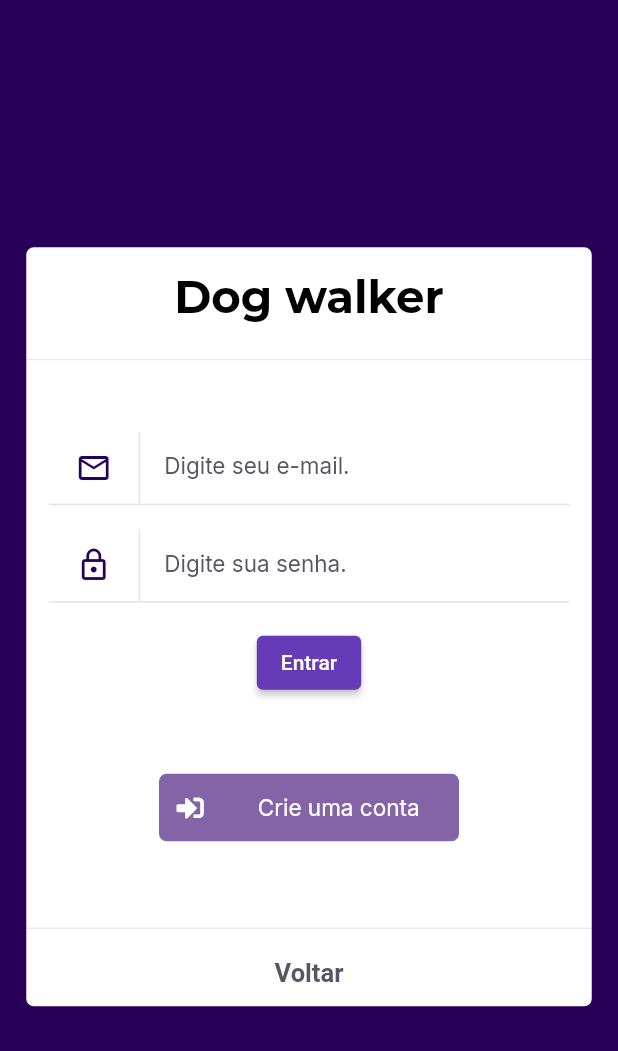
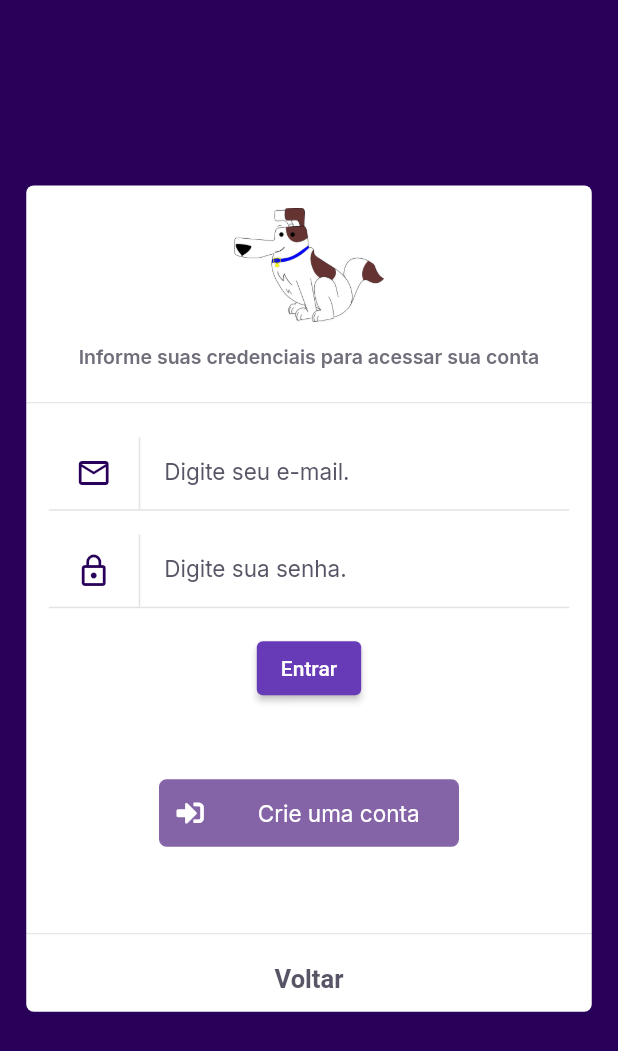
Before and after one commit to 99dogs/mobile-dogwalker, a Flutter app: the screen it shows after launch, after a tap on "Entrar com e-mail", on a phone screen of 412 x 824 dp. Shown: the top 1051 px of the screen. Run offline on Flutter 3.47's test engine with Material 2 defaults, Android fonts, the phone set to English and light mode, and no system bars; our stand-ins replace cool_alert, dio, firebase_core, flutter_dotenv, flutter_masked_text2, font_awesome_flutter and 8 more; missing offline and left inert: advance_pdf_viewer, animated_card, flutter_barcode_scanner, multiselect_formfield; accounts and stored records are empty; network calls fail.

Commit message:
Adicionado logo na página de login e sign

```diff
--- a/lib/modules/login/login_page.dart
+++ b/lib/modules/login/login_page.dart
@@ -40,7 +40,7 @@ class _LoginPageState extends State<LoginPage> {
           alignment: AlignmentDirectional.center,
           children: [
             Positioned(
-              top: size.height * 0.2,
+              top: size.height * 0.15,
               child: Container(
                 width: size.width - 35,
                 decoration: BoxDecoration(
@@ -55,16 +55,23 @@ class _LoginPageState extends State<LoginPage> {
                       ),
                       child: Column(
                         children: [
+                          Image.asset(
+                            'assets/images/app-logo.png',
+                            width: 100,
+                          ),
+                          SizedBox(
+                            height: 15,
+                          ),
                           Text(
-                            "Dog walker",
-                            style: TextStyles.titleLogo,
+                            "Informe suas credenciais para acessar sua conta",
+                            style: TextStyles.captionBoldBody,
                           ),
                         ],
                       ),
                     ),
                     Padding(
                       padding: const EdgeInsets.only(
-                        bottom: 40,
+                        bottom: 15,
                       ),
                       child: Divider(),
                     ),
--- a/lib/modules/signin/signin_page.dart
+++ b/lib/modules/signin/signin_page.dart
@@ -40,7 +40,7 @@ class _SignInPageState extends State<SignInPage> {
           alignment: AlignmentDirectional.center,
           children: [
             Positioned(
-              top: size.height * 0.27,
+              top: size.height * 0.23,
               child: Container(
                 width: size.width - 35,
                 decoration: BoxDecoration(
@@ -55,12 +55,19 @@ class _SignInPageState extends State<SignInPage> {
                       ),
                       child: Column(
                         children: [
+                          Image.asset(
+                            'assets/images/app-logo.png',
+                            width: 100,
+                          ),
+                          SizedBox(
+                            height: 15,
+                          ),
                           Text(
-                            "99Dogs",
+                            "Olá, dog walker.",
                             style: TextStyles.titleLogo,
                           ),
                           Text(
-                            "Escolha uma das opções de acesso ao app.",
+                            "Escolha uma das opções para acessar ao app.",
                             style: TextStyles.captionBoldBody,
                           ),
                         ],
```
Also changed, not shown: assets/images/app-logo.png (added).
